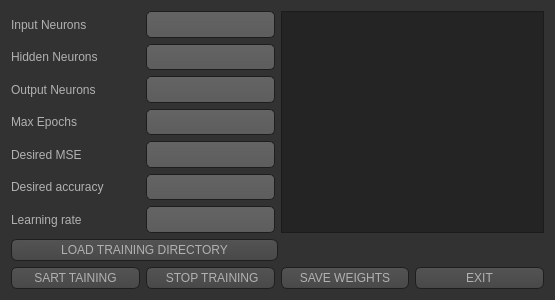
This is trainingdialog.ui in pkarbownik/Image_Recognition as Qt 5 draws it before an edit. The edited form follows.
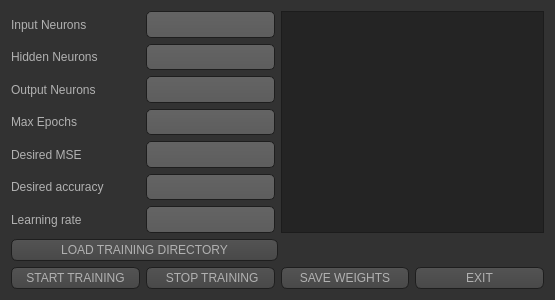
This is the edited form. Icons and pictures are not drawn.

Commit message: Added initial design for Testing Window. Added arrows in Resources. Przemyslaw Karbownik <przekar4926@gmail.com> pkarbownik <przekar4926@gmail.com> pkarbownik <przekar4926@gmail.com>

Patch:
```diff
--- a/trainingdialog.ui
+++ b/trainingdialog.ui
@@ -696,7 +696,7 @@
         </sizepolicy>
        </property>
        <property name="text">
-        <string>SART TAINING</string>
+        <string>START TRAINING</string>
        </property>
       </widget>
      </item>
```
The commit also changes 7 other files.
